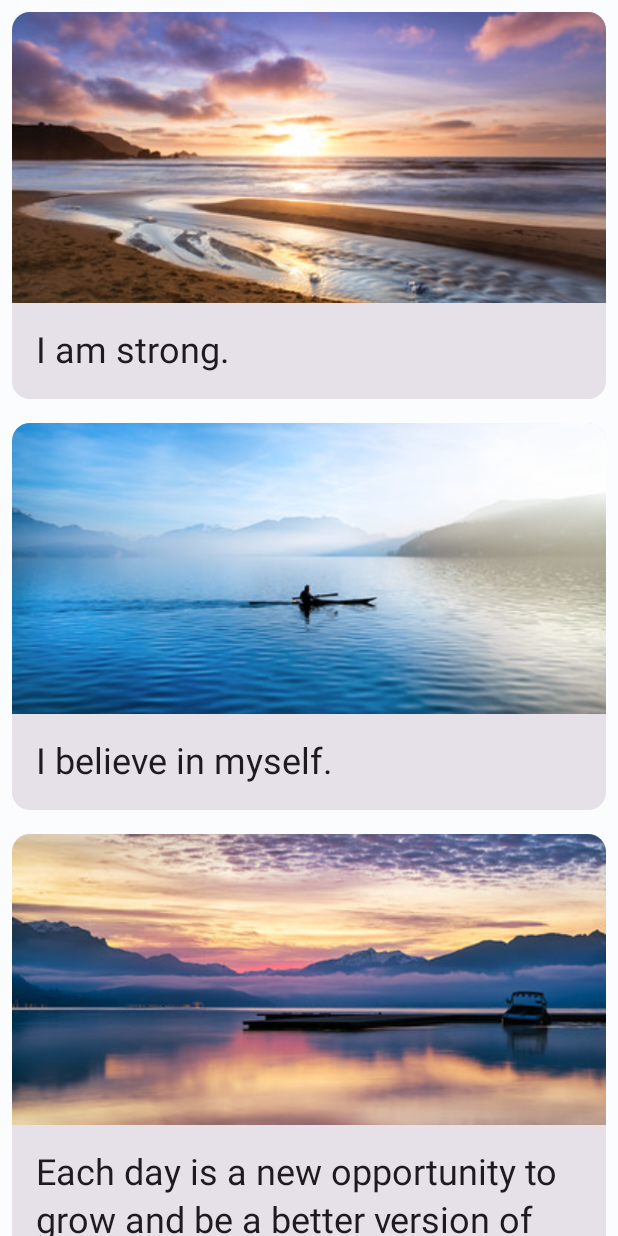
After one commit to reo1109/kotlin_compose_practice, an Android app built with Jetpack Compose: the composable AffirmationAppScreen shown on its own in the app's theme, on a phone screen of 412 x 824 dp. The commit adds this screen. Run offline under Robolectric (Android 15) with nearby library versions, the phone set to English and light mode, and no system bars.

Commit message:
Affirmations App add

```diff
--- a/Affirmations/app/src/main/java/com/example/affirmations/MainActivity.kt
+++ b/Affirmations/app/src/main/java/com/example/affirmations/MainActivity.kt
@@ -23,6 +23,7 @@ import androidx.compose.material3.MaterialTheme
 import androidx.compose.material3.Surface
 import androidx.compose.runtime.Composable
 import androidx.compose.ui.Modifier
+import com.example.affirmations.ui.AffirmationAppScreen
 import com.example.affirmations.ui.theme.AffirmationsTheme
 
 class MainActivity : ComponentActivity() {
@@ -36,13 +37,9 @@ class MainActivity : ComponentActivity() {
                     modifier = Modifier.fillMaxSize(),
                     color = MaterialTheme.colorScheme.background
                 ) {
-                    AffirmationsApp()
+                    AffirmationAppScreen()
                 }
             }
         }
     }
 }
-
-@Composable
-fun AffirmationsApp() {
-}
--- a/Affirmations/app/src/main/java/com/example/affirmations/data/Datasource.kt
+++ b/Affirmations/app/src/main/java/com/example/affirmations/data/Datasource.kt
@@ -15,24 +15,24 @@
  */
 package com.example.affirmations.data
 
-//import com.example.affirmations.R
-//import com.example.affirmations.model.Affirmation
+import com.example.affirmations.R
+import com.example.affirmations.model.Affirmation
 
 /**
  * [Datasource] generates a list of [Affirmation]
  */
 class Datasource() {
-//    fun loadAffirmations(): List<Affirmation> {
-//        return listOf<Affirmation>(
-//            Affirmation(R.string.affirmation1, R.drawable.image1),
-//            Affirmation(R.string.affirmation2, R.drawable.image2),
-//            Affirmation(R.string.affirmation3, R.drawable.image3),
-//            Affirmation(R.string.affirmation4, R.drawable.image4),
-//            Affirmation(R.string.affirmation5, R.drawable.image5),
-//            Affirmation(R.string.affirmation6, R.drawable.image6),
-//            Affirmation(R.string.affirmation7, R.drawable.image7),
-//            Affirmation(R.string.affirmation8, R.drawable.image8),
-//            Affirmation(R.string.affirmation9, R.drawable.image9),
-//            Affirmation(R.string.affirmation10, R.drawable.image10))
-//    }
+    fun loadAffirmations(): List<Affirmation> {
+        return listOf<Affirmation>(
+            Affirmation(R.string.affirmation1, R.drawable.image1),
+            Affirmation(R.string.affirmation2, R.drawable.image2),
+            Affirmation(R.string.affirmation3, R.drawable.image3),
+            Affirmation(R.string.affirmation4, R.drawable.image4),
+            Affirmation(R.string.affirmation5, R.drawable.image5),
+            Affirmation(R.string.affirmation6, R.drawable.image6),
+            Affirmation(R.string.affirmation7, R.drawable.image7),
+            Affirmation(R.string.affirmation8, R.drawable.image8),
+            Affirmation(R.string.affirmation9, R.drawable.image9),
+            Affirmation(R.string.affirmation10, R.drawable.image10))
+    }
 }
--- /dev/null
+++ b/Affirmations/app/src/main/java/com/example/affirmations/model/Affirmation.kt
@@ -0,0 +1,9 @@
+package com.example.affirmations.model
+
+import androidx.annotation.DrawableRes
+import androidx.annotation.StringRes
+
+data class Affirmation(
+    @StringRes val stringResourceId: Int,
+    @DrawableRes val imageResourceId: Int,
+)
--- /dev/null
+++ b/Affirmations/app/src/main/java/com/example/affirmations/ui/AffirmationAppScreen.kt
@@ -0,0 +1,76 @@
+package com.example.affirmations.ui
+
+import androidx.compose.foundation.Image
+import androidx.compose.foundation.layout.Column
+import androidx.compose.foundation.layout.fillMaxWidth
+import androidx.compose.foundation.layout.height
+import androidx.compose.foundation.layout.padding
+import androidx.compose.foundation.lazy.LazyColumn
+import androidx.compose.foundation.lazy.items
+import androidx.compose.material3.Card
+import androidx.compose.material3.MaterialTheme
+import androidx.compose.material3.Text
+import androidx.compose.runtime.Composable
+import androidx.compose.ui.Modifier
+import androidx.compose.ui.layout.ContentScale
+import androidx.compose.ui.platform.LocalContext
+import androidx.compose.ui.res.painterResource
+import androidx.compose.ui.res.stringResource
+import androidx.compose.ui.tooling.preview.Preview
+import androidx.compose.ui.unit.dp
+import com.example.affirmations.R
+import com.example.affirmations.data.Datasource
+import com.example.affirmations.model.Affirmation
+
+@Composable
+fun AffirmationAppScreen() {
+    AffirmationList(
+        affirmationList = Datasource().loadAffirmations()
+    )
+}
+
+@Composable
+fun AffirmationList(
+    affirmationList: List<Affirmation>,
+    modifier: Modifier = Modifier,
+) {
+    LazyColumn(modifier = modifier) {
+        items(affirmationList) {affirmation ->
+            AffirmationCard(
+                affirmation = affirmation,
+                modifier = Modifier.padding(8.dp),
+            )
+        }
+    }
+}
+
+@Composable
+fun AffirmationCard(
+    affirmation: Affirmation,
+    modifier: Modifier = Modifier,
+) {
+    Card(modifier = modifier) {
+        Column {
+            Image(
+                painter = painterResource(id = affirmation.imageResourceId),
+                contentDescription = stringResource(id = affirmation.stringResourceId),
+                modifier = Modifier
+                    .fillMaxWidth()
+                    .height(194.dp),
+                contentScale = ContentScale.Crop
+            )
+            Text(
+//                text = stringResource(id = affirmation.stringResourceId),
+                text = LocalContext.current.getString(affirmation.stringResourceId),
+                modifier = Modifier.padding(16.dp),
+                style = MaterialTheme.typography.headlineSmall
+            )
+        }
+    }
+}
+
+@Composable
+@Preview
+private fun AffirmationCardPreview() {
+    AffirmationCard(affirmation = Affirmation(R.string.affirmation1, R.drawable.image1))
+}
```
